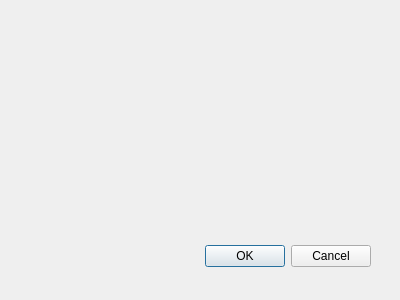
Qt form testdialog.ui (scdzwyhgit/QtDemo) before a commit.
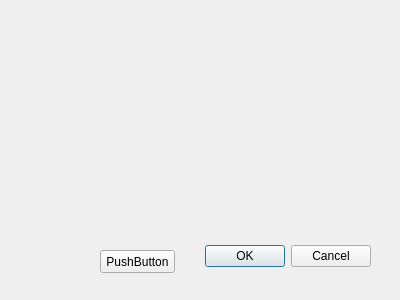
The same form after that commit.

Commit message: 增加按钮

```diff
--- a/testdialog.ui
+++ b/testdialog.ui
@@ -31,6 +31,19 @@
     <set>QDialogButtonBox::Cancel|QDialogButtonBox::Ok</set>
    </property>
   </widget>
+  <widget class="QPushButton" name="pushButton">
+   <property name="geometry">
+    <rect>
+     <x>100</x>
+     <y>250</y>
+     <width>75</width>
+     <height>23</height>
+    </rect>
+   </property>
+   <property name="text">
+    <string>PushButton</string>
+   </property>
+  </widget>
  </widget>
  <pixmapfunction/>
  <resources/>
```
Left out of the diff: 9 changed lines with no effect on the pictures. The commit also changes 3 other files.
